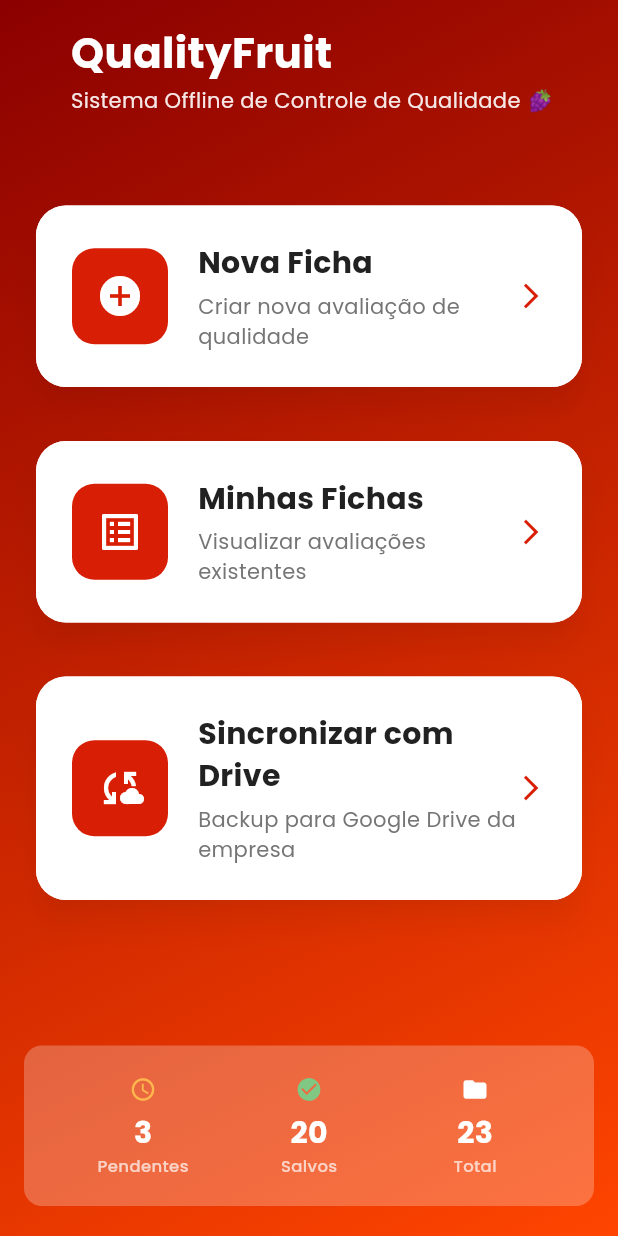
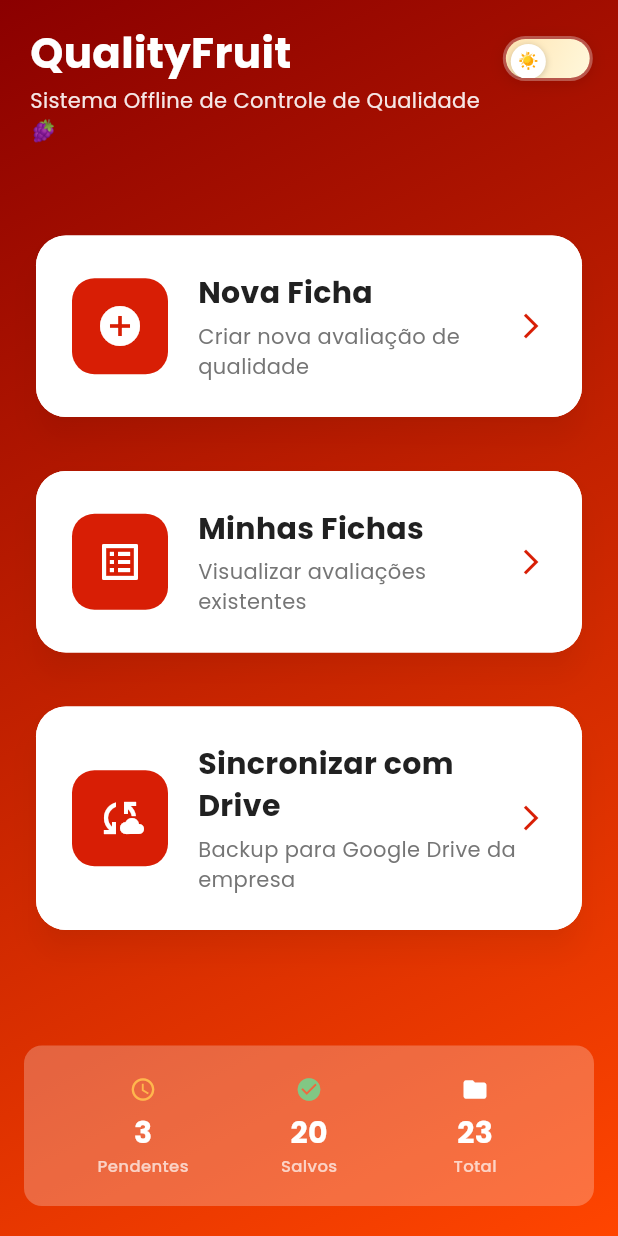
Before and after one commit to Wanjos-eng/quality-fruit-app, a Flutter app: the screen it shows after launch, on a phone screen of 412 x 824 dp. Run offline on Flutter 3.47's test engine with Material 3 defaults, Android fonts, the phone set to English and light mode, and no system bars; our stand-ins replace google_fonts, pdf, shared_preferences, sqflite; accounts and stored records are empty.

Commit message:
Adiciona botão deslizante animado para alternar tema

```diff
--- a/lib/main.dart
+++ b/lib/main.dart
@@ -1,15 +1,22 @@
 import 'package:flutter/material.dart';
 import 'package:flutter_localizations/flutter_localizations.dart';
 import 'core/theme/app_theme.dart';
+import 'core/theme/theme_notifier.dart';
 import 'core/services/services.dart';
 import 'presentation/pages/splash_screen.dart';
 import 'presentation/pages/home_page.dart';
 import 'presentation/pages/criar_ficha_page.dart';
 import 'presentation/pages/lista_fichas_page.dart';
 
+// Instância global do gerenciador de tema
+final themeNotifier = ThemeNotifier();
+
 void main() async {
   // Garante que o Flutter esteja inicializado
   WidgetsFlutterBinding.ensureInitialized();
+
+  // Inicializa o tema
+  await themeNotifier.initTheme();
 
   // Inicializa a estrutura da aplicação
   try {
@@ -23,8 +30,22 @@
   runApp(const QualityFruitApp());
 }
 
-class QualityFruitApp extends StatelessWidget {
+class QualityFruitApp extends StatefulWidget {
   const QualityFruitApp({super.key});
+
+  @override
+  State<QualityFruitApp> createState() => _QualityFruitAppState();
+}
+
+class _QualityFruitAppState extends State<QualityFruitApp> {
+  @override
+  void initState() {
+    super.initState();
+    // Escuta mudanças no tema
+    themeNotifier.addListener(() {
+      setState(() {});
+    });
+  }
 
   @override
   Widget build(BuildContext context) {
@@ -40,10 +61,10 @@
       supportedLocales: const [Locale('pt', 'BR'), Locale('en', 'US')],
       locale: const Locale('pt', 'BR'),
 
-      // === APLICANDO NOVO TEMA ===
+      // === APLICANDO TEMA CONTROLADO ===
       theme: AppTheme.lightTheme,
       darkTheme: AppTheme.darkTheme,
-      themeMode: ThemeMode.system, // Detecta automaticamente tema do sistema
+      themeMode: themeNotifier.themeMode, // Usa o tema controlado
 
       home: const SplashScreen(nextRoute: '/home'),
 
--- a/lib/presentation/pages/home_page.dart
+++ b/lib/presentation/pages/home_page.dart
@@ -3,6 +3,8 @@
 import '../../core/theme/app_colors.dart';
 import '../../responsive/responsive.dart';
 import '../../core/theme/responsive_theme_extensions.dart';
+import '../../main.dart'; // Para acessar themeNotifier
+import '../widgets/animated_theme_toggle.dart';
 import 'lista_fichas_page.dart';
 import 'criar_ficha_page.dart';
 
@@ -202,11 +204,18 @@
               : ResponsiveThemeValues.elementSpacing(context) * 0.25,
         ),
 
-        // Alinhamento usando valores globais do sistema responsivo
+        // Cabeçalho com título e botão de tema
         ResponsivePadding(
           mobile: EdgeInsets.only(
             left: ResponsiveThemeValues.elementSpacing(context) * 0.25,
+            right: ResponsiveThemeValues.elementSpacing(context) * 0.05,
           ),
+          child: Row(
+            mainAxisAlignment: MainAxisAlignment.spaceBetween,
+            crossAxisAlignment: CrossAxisAlignment.start,
+            children: [
+              // Coluna com título e subtítulo
+              Expanded(
                 child: Column(
                   crossAxisAlignment: CrossAxisAlignment.start,
                   children: [
@@ -226,7 +235,8 @@
                       ),
                     ),
                     SizedBox(
-                height: ResponsiveThemeValues.elementSpacing(context) * 0.125,
+                      height:
+                          ResponsiveThemeValues.elementSpacing(context) * 0.125,
                     ),
                     Text(
                       'Sistema Offline de Controle de Qualidade 🍇',
@@ -240,6 +250,29 @@
                         color: Theme.of(context).brightness == Brightness.dark
                             ? AppColors.textDark.withValues(alpha: 0.9)
                             : Colors.white.withValues(alpha: 0.9),
+                      ),
+                    ),
+                  ],
+                ),
+              ),
+
+              // Botão de tema
+              Padding(
+                padding: const EdgeInsets.only(top: 8.0),
+                child: AnimatedThemeToggle(
+                  themeNotifier: themeNotifier,
+                  width: ResponsiveUtils.responsiveValue(
+                    context,
+                    mobile: 60.0,
+                    mobileSmall: 55.0,
+                    tablet: 70.0,
+                  ),
+                  height: ResponsiveUtils.responsiveValue(
+                    context,
+                    mobile: 30.0,
+                    mobileSmall: 28.0,
+                    tablet: 35.0,
+                  ),
                 ),
               ),
             ],
--- /dev/null
+++ b/lib/presentation/widgets/animated_theme_toggle.dart
@@ -0,0 +1,218 @@
+import 'package:flutter/material.dart';
+import 'package:flutter/services.dart';
+import '../../core/theme/theme_notifier.dart';
+
+/// Widget de botão deslizante animado para alternar tema
+class AnimatedThemeToggle extends StatefulWidget {
+  final ThemeNotifier themeNotifier;
+  final double? width;
+  final double? height;
+
+  const AnimatedThemeToggle({
+    super.key,
+    required this.themeNotifier,
+    this.width = 80.0,
+    this.height = 40.0,
+  });
+
+  @override
+  State<AnimatedThemeToggle> createState() => _AnimatedThemeToggleState();
+}
+
+class _AnimatedThemeToggleState extends State<AnimatedThemeToggle>
+    with SingleTickerProviderStateMixin {
+  late AnimationController _animationController;
+  late Animation<double> _slideAnimation;
+  late Animation<double> _scaleAnimation;
+
+  @override
+  void initState() {
+    super.initState();
+
+    _animationController = AnimationController(
+      duration: const Duration(milliseconds: 250),
+      vsync: this,
+    );
+
+    _slideAnimation = Tween<double>(begin: 0.0, end: 1.0).animate(
+      CurvedAnimation(parent: _animationController, curve: Curves.easeInOut),
+    );
+
+    _scaleAnimation = Tween<double>(begin: 0.9, end: 1.0).animate(
+      CurvedAnimation(parent: _animationController, curve: Curves.elasticOut),
+    );
+
+    // Define posição inicial baseada no tema atual
+    if (widget.themeNotifier.isDarkMode) {
+      _animationController.value = 1.0;
+    }
+
+    // Escuta mudanças no tema
+    widget.themeNotifier.addListener(_onThemeChanged);
+  }
+
+  void _onThemeChanged() {
+    if (widget.themeNotifier.isDarkMode) {
+      _animationController.forward();
+    } else {
+      _animationController.reverse();
+    }
+  }
+
+  @override
+  void dispose() {
+    widget.themeNotifier.removeListener(_onThemeChanged);
+    _animationController.dispose();
+    super.dispose();
+  }
+
+  @override
+  Widget build(BuildContext context) {
+    final width = widget.width ?? 80.0;
+    final height = widget.height ?? 40.0;
+    final isDark = widget.themeNotifier.isDarkMode;
+
+    return GestureDetector(
+      onTap: () async {
+        // Vibração tátil leve
+        HapticFeedback.lightImpact();
+        await widget.themeNotifier.toggleTheme();
+      },
+      child: Container(
+        width: width,
+        height: height,
+        decoration: BoxDecoration(
+          borderRadius: BorderRadius.circular(height / 2),
+          border: Border.all(
+            color: Colors.white.withValues(alpha: 0.3),
+            width: 2,
+          ),
+          boxShadow: [
+            BoxShadow(
+              color: Colors.black.withValues(alpha: 0.1),
+              blurRadius: 8,
+              offset: const Offset(0, 2),
+            ),
+          ],
+        ),
+        child: AnimatedBuilder(
+          animation: _animationController,
+          builder: (context, child) {
+            return Container(
+              decoration: BoxDecoration(
+                borderRadius: BorderRadius.circular(height / 2),
+                gradient: LinearGradient(
+                  colors: isDark
+                      ? [const Color(0xFF2C3E50), const Color(0xFF34495E)]
+                      : [const Color(0xFFFFE5B4), const Color(0xFFFFF8DC)],
+                  begin: Alignment.topLeft,
+                  end: Alignment.bottomRight,
+                ),
+              ),
+              child: Stack(
+                children: [
+                  // Botão deslizante
+                  Positioned(
+                    left: _slideAnimation.value * (width - height + 4) + 2,
+                    top: 2,
+                    child: AnimatedBuilder(
+                      animation: _scaleAnimation,
+                      builder: (context, child) {
+                        return Transform.scale(
+                          scale: _scaleAnimation.value,
+                          child: Container(
+                            width: height - 4,
+                            height: height - 4,
+                            decoration: BoxDecoration(
+                              color: Colors.white,
+                              borderRadius: BorderRadius.circular(
+                                (height - 4) / 2,
+                              ),
+                              boxShadow: [
+                                BoxShadow(
+                                  color: Colors.black.withValues(alpha: 0.2),
+                                  blurRadius: 4,
+                                  offset: const Offset(0, 1),
+                                ),
+                              ],
+                            ),
+                            child: Icon(
+                              isDark ? Icons.nightlight_round : Icons.wb_sunny,
+                              color: isDark
+                                  ? const Color(0xFF2C3E50)
+                                  : const Color(0xFFFFA500),
+                              size: (height - 4) * 0.55,
+                            ),
+                          ),
+                        );
+                      },
+                    ),
+                  ),
+
+                  // Labels dos lados - com máscaras para evitar sobreposição
+                  Positioned.fill(
+                    child: Row(
+                      children: [
+                        // Área do sol (lado esquerdo)
+                        Expanded(
+                          child: Container(
+                            alignment: Alignment.center,
+                            child: AnimatedOpacity(
+                              opacity: isDark ? 0.0 : 0.6,
+                              duration: const Duration(milliseconds: 250),
+                              child: AnimatedScale(
+                                scale: isDark ? 0.7 : 1.0,
+                                duration: const Duration(milliseconds: 250),
+                                child: Transform.translate(
+                                  offset: Offset(
+                                    _slideAnimation.value *
+                                        -8.0, // Move para a esquerda quando desliza
+                                    0,
+                                  ),
+                                  child: Text(
+                                    '☀️',
+                                    style: TextStyle(fontSize: height * 0.32),
+                                  ),
+                                ),
+                              ),
+                            ),
+                          ),
+                        ),
+
+                        // Área da lua (lado direito)
+                        Expanded(
+                          child: Container(
+                            alignment: Alignment.center,
+                            child: AnimatedOpacity(
+                              opacity: isDark ? 0.6 : 0.0,
+                              duration: const Duration(milliseconds: 250),
+                              child: AnimatedScale(
+                                scale: isDark ? 1.0 : 0.7,
+                                duration: const Duration(milliseconds: 250),
+                                child: Transform.translate(
+                                  offset: Offset(
+                                    (1.0 - _slideAnimation.value) *
+                                        8.0, // Move para a direita quando não desliza
+                                    0,
+                                  ),
+                                  child: Text(
+                                    '🌙',
+                                    style: TextStyle(fontSize: height * 0.32),
+                                  ),
+                                ),
+                              ),
+                            ),
+                          ),
+                        ),
+                      ],
+                    ),
+                  ),
+                ],
+              ),
+            );
+          },
+        ),
+      ),
+    );
+  }
+}
```
Also changed, not shown: lib/core/theme/theme_notifier.dart (added, +66 -0 lines), lib/domain/entities/amostra_detalhada.dart (+8 -6 lines), lib/presentation/pages/criar_ficha_page.dart (+37 -25 lines), lib/presentation/widgets/secao_amostras_defeitos.dart (+159 -142 lines). Lines whose indentation alone changed are shown as unchanged.
